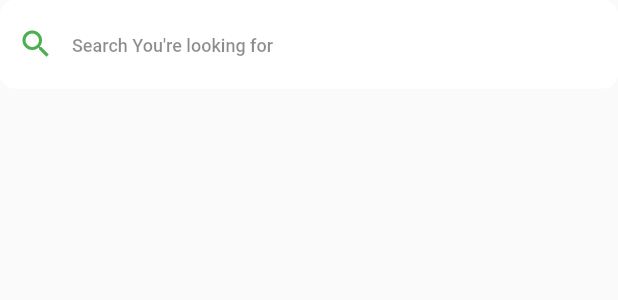
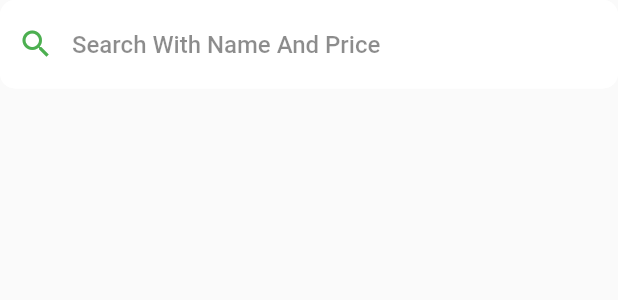
Before and after one commit to bilalfawaz/ecomarceApp, a Flutter app: the SearchTextHome widget shown alone on an empty page, opened directly, on a phone screen of 412 x 824 dp. Shown: the top 300 px of the screen. Run offline on Flutter 3.47's test engine with Material 2 defaults, Android fonts, the phone set to English and light mode, and no system bars; our stand-ins replace badges, carousel_slider, dio, firebase_auth, firebase_core, firebase_database and 8 more; accounts and stored records are empty; generated files the repository leaves out were written again; network calls fail.

Commit message:
Create Search Text Logic For Search each product using price and name

```diff
--- a/lib/view/screen/home_screen.dart
+++ b/lib/view/screen/home_screen.dart
@@ -5,7 +5,7 @@ import 'package:get/get.dart';
 
 import '../../utils/themes.dart';
 import '../widget/auth_widget/auth_text_from_field.dart';
-import '../widget/searhc_text_home.dart';
+import '../widget/search_text_home.dart';
 
 class HomeScreen extends StatelessWidget {
    HomeScreen({Key? key}) : super(key: key);
@@ -45,7 +45,7 @@ class HomeScreen extends StatelessWidget {
                         color: Colors.white ,
                         underLine: TextDecoration.none),
                     SizedBox(height: MediaQuery.of(context).size.height*0.05,),
-                    const SearchTextHome(),
+                    SearchTextHome(),
                   ],
                 ),
               ),
--- /dev/null
+++ b/lib/view/widget/search_text_home.dart
@@ -0,0 +1,57 @@
+import 'package:ecomarceapp/logic/controller/product_controller.dart';
+import 'package:ecomarceapp/utils/themes.dart';
+import 'package:flutter/material.dart';
+import 'package:get/get.dart';
+
+class SearchTextHome extends StatelessWidget {
+  SearchTextHome({Key? key}) : super(key: key);
+  var productController = Get.find<ProductController>();
+  @override
+  Widget build(BuildContext context) {
+    return GetBuilder<ProductController>(
+      builder: (context) {
+        return TextField(
+          controller: productController.searchController,
+          onChanged: (name){
+            productController.searchToList(name);
+          },
+          style: const TextStyle(
+            color: Colors.black
+          ),
+          cursorColor: Colors.black,
+          keyboardType: TextInputType.text,
+          decoration: InputDecoration(
+            hintText: "Search With Name And Price",
+            hintStyle: const TextStyle(
+                color: Colors.black45, fontSize: 16, fontWeight: FontWeight.w500),
+            enabledBorder: OutlineInputBorder(
+                borderSide: const BorderSide(color: Colors.white),
+                borderRadius: BorderRadius.circular(10)),
+            focusedBorder: OutlineInputBorder(
+                borderSide: const BorderSide(color: Colors.white),
+                borderRadius: BorderRadius.circular(10)),
+            errorBorder: OutlineInputBorder(
+                borderSide: const BorderSide(color: Colors.white),
+                borderRadius: BorderRadius.circular(10)),
+            focusedErrorBorder: OutlineInputBorder(
+                borderSide: const BorderSide(color: Colors.white),
+                borderRadius: BorderRadius.circular(10)),
+            filled: true,
+            fillColor: Colors.white,
+            focusColor: Colors.red,
+            prefixIcon: const Icon(
+              Icons.search,
+              color: Colors.green,
+            ),
+            suffixIcon:productController.searchController.text.isNotEmpty? IconButton(
+              onPressed: (){
+                productController.clearSearch();
+              },
+              icon: const Icon(Icons.close,color: Colors.black,),
+            ):null,
+          ),
+        );
+      }
+    );
+  }
+}
--- a/lib/view/widget/searhc_text_home.dart
+++ /dev/null
@@ -1,41 +0,0 @@
-import 'package:ecomarceapp/utils/themes.dart';
-import 'package:flutter/material.dart';
-import 'package:get/get.dart';
-
-
-
-class SearchTextHome extends StatelessWidget {
-  const SearchTextHome({Key? key}) : super(key: key);
-
-  @override
-  Widget build(BuildContext context) {
-    return TextFormField(
-      cursorColor: Colors.black,
-      keyboardType: TextInputType.text,
-      decoration:  InputDecoration(
-        hintText: "Search You're looking for",
-        hintStyle: const TextStyle(color: Colors.black45,fontSize: 12,fontWeight: FontWeight.w500),
-        enabledBorder: OutlineInputBorder(
-          borderSide: const BorderSide(color: Colors.white),
-          borderRadius: BorderRadius.circular(10)
-        ),
-        focusedBorder: OutlineInputBorder(
-            borderSide: const BorderSide(color: Colors.white),
-            borderRadius: BorderRadius.circular(10)
-        ),
-        errorBorder: OutlineInputBorder(
-            borderSide: const BorderSide(color: Colors.white),
-            borderRadius: BorderRadius.circular(10)
-        ),
-        focusedErrorBorder: OutlineInputBorder(
-            borderSide: const BorderSide(color: Colors.white),
-            borderRadius: BorderRadius.circular(10)
-        ),
-        filled: true,
-        fillColor: Colors.white,
-        focusColor: Colors.red,
-        prefixIcon: const Icon(Icons.search,color: Colors.green,),
-      ),
-    );
-  }
-}
```
Also changed, not shown: lib/logic/controller/product_controller.dart (+42 -19 lines), lib/view/widget/cart_widget/card_items_home.dart (+37 -17 lines).
